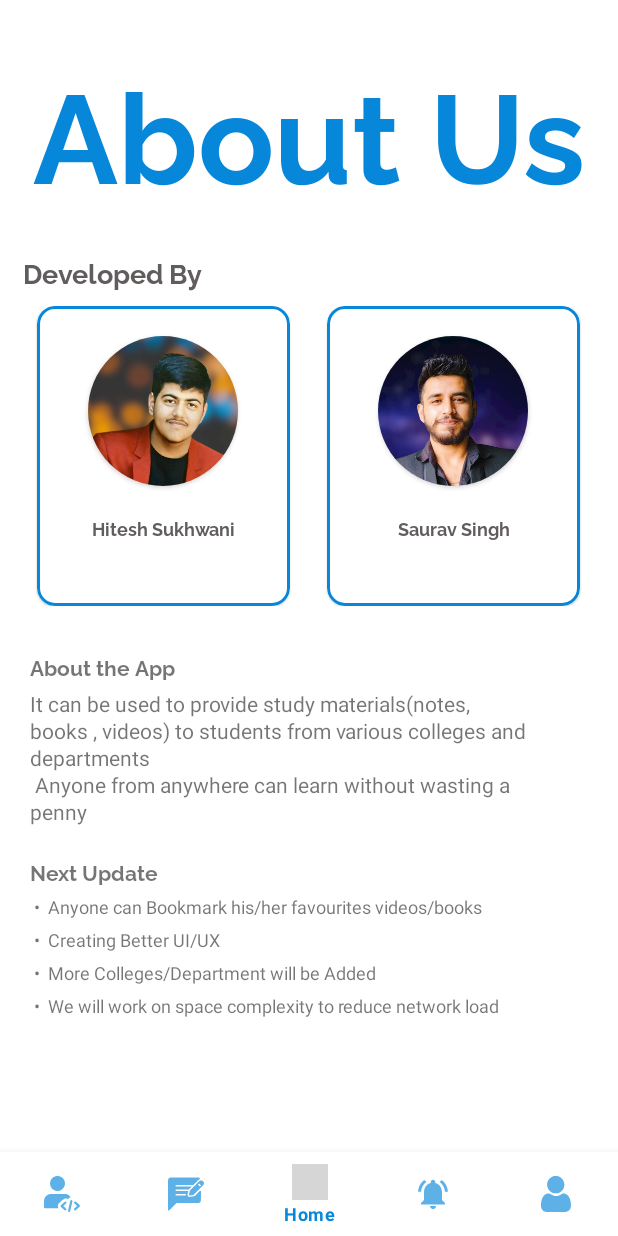
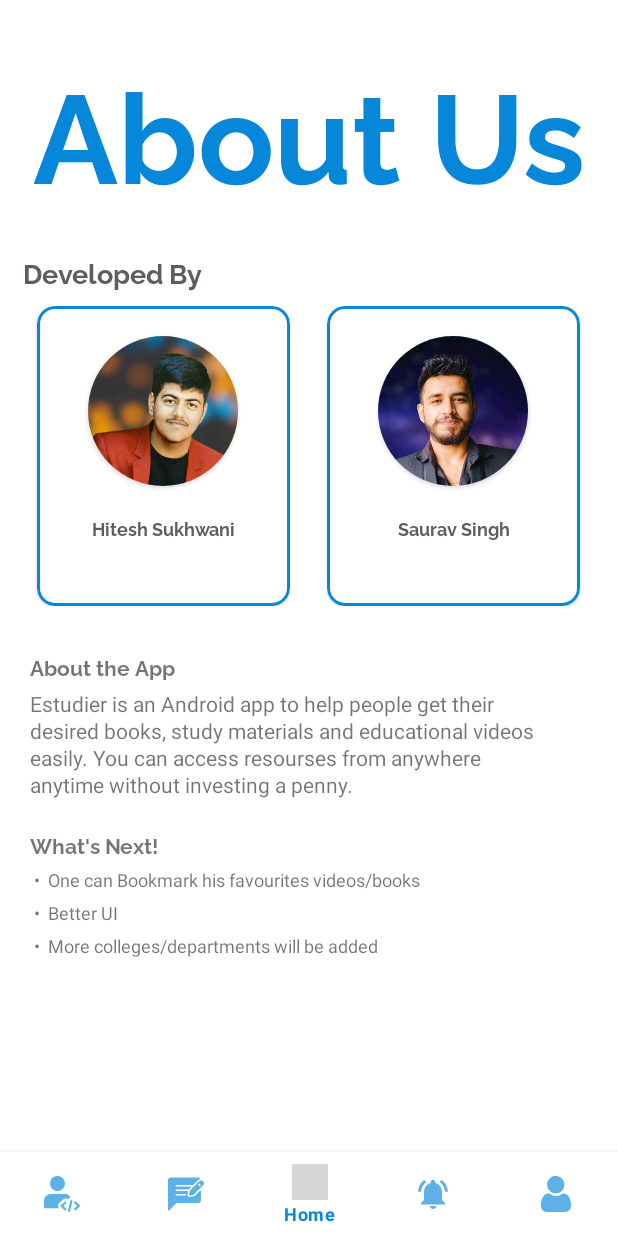
Before and after one commit to Hiteshsukhwani29/Estudier, an Android app: the fragment AboutUs placed in its activity, on a phone screen of 412 x 824 dp. Run offline under Robolectric (Android 15) with nearby library versions, the phone set to English and light mode, and no system bars; our stand-ins replace Firebase (no records; nobody signed in at launch, a user with empty details on screens opened directly), Picasso; pictures from the network do not load; Roboto replaces fonts that are not available here; grey boxes are pictures that could not be loaded.

Commit message:
Modify About Us page, Logo

```diff
--- a/app/src/main/res/layout/frag_about_us.xml
+++ b/app/src/main/res/layout/frag_about_us.xml
@@ -180,8 +180,7 @@
             android:layout_below="@+id/title_about_app"
             android:layout_width="match_parent"
             android:layout_height="wrap_content"
-            android:text="It can be used to provide study materials(notes, books , videos) to students from various colleges and departments\n
-Anyone from anywhere can learn without wasting a penny"
+            android:text="@string/about_the_app"
 
             android:paddingRight="40dp"
             android:paddingLeft="20dp"
@@ -197,7 +196,7 @@
             android:layout_marginTop="20dp"
             android:paddingLeft="20dp"
             android:fontFamily="@font/raleway_bold"
-            android:text="Next Update"/>
+            android:text="What's Next!"/>
 
         <TextView
             android:id="@+id/next_update"
@@ -209,10 +208,9 @@
             android:lineSpacingExtra="8dp"
             android:paddingLeft="20dp"
             android:layout_marginTop="5dp"
-            android:text=" •  Anyone can Bookmark his/her favourites videos/books\n
-•  Creating Better UI/UX\n
-•  More Colleges/Department will be Added\n
-•  We will work on space complexity to reduce network load"/>
+            android:text=" •  One can Bookmark his favourites videos/books\n
+•  Better UI\n
+•  More colleges/departments will be added\n"/>
     </RelativeLayout>
 
 
--- a/app/src/main/res/values/ic_launcher_background.xml
+++ b/app/src/main/res/values/ic_launcher_background.xml
@@ -1,4 +1,4 @@
 <?xml version="1.0" encoding="utf-8"?>
 <resources>
-    <color name="ic_launcher_background">#F0F0F0</color>
+    <color name="ic_launcher_background">#FFFFFF</color>
 </resources>
--- a/app/src/main/res/values/strings.xml
+++ b/app/src/main/res/values/strings.xml
@@ -29,6 +29,7 @@
 
     <!-- TODO: Remove or change this placeholder text -->
     <string name="hello_blank_fragment">Hello blank fragment</string>
+    <string name="about_the_app">Estudier is an Android app to help people get their desired books, study materials and educational videos easily. You can access resourses from anywhere anytime without investing a penny.</string>
 
 
 </resources>
```
Also changed, not shown: app/src/main/ic_launcher-web.png, app/src/main/res/mipmap-hdpi/ic_launcher.png, app/src/main/res/mipmap-hdpi/ic_launcher_foreground.png, app/src/main/res/mipmap-hdpi/ic_launcher_round.png, app/src/main/res/mipmap-mdpi/ic_launcher.png, app/src/main/res/mipmap-mdpi/ic_launcher_foreground.png, app/src/main/res/mipmap-mdpi/ic_launcher_round.png, app/src/main/res/mipmap-xhdpi/ic_launcher.png, app/src/main/res/mipmap-xhdpi/ic_launcher_foreground.png, app/src/main/res/mipmap-xhdpi/ic_launcher_round.png, app/src/main/res/mipmap-xxhdpi/ic_launcher.png, app/src/main/res/mipmap-xxhdpi/ic_launcher_foreground.png, app/src/main/res/mipmap-xxhdpi/ic_launcher_round.png, app/src/main/res/mipmap-xxxhdpi/ic_launcher.png, 2 more files.
